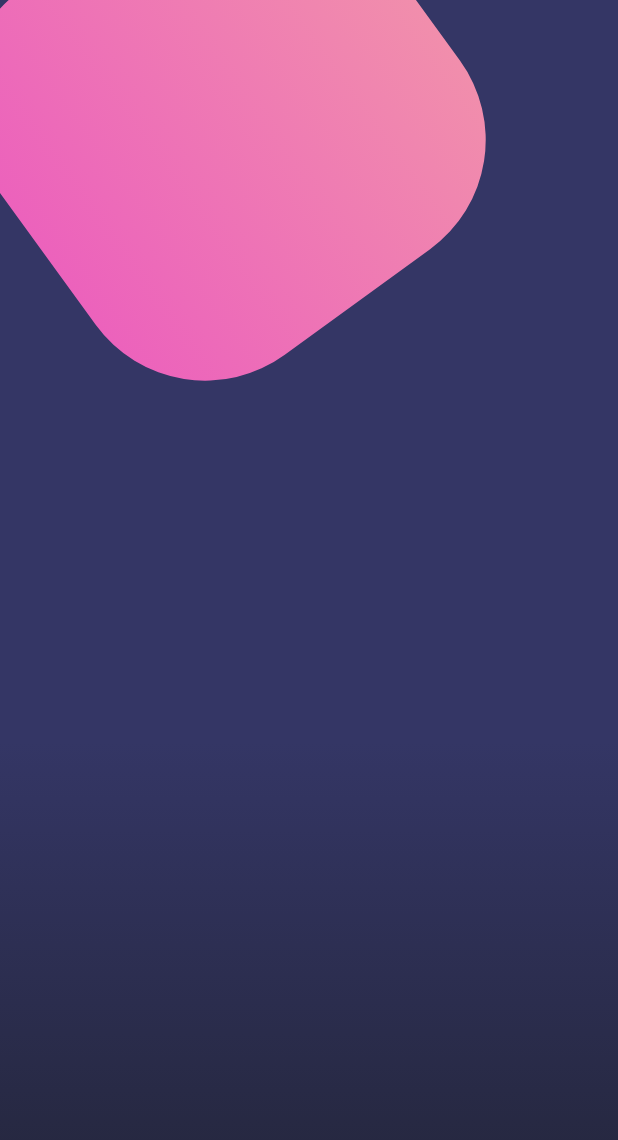
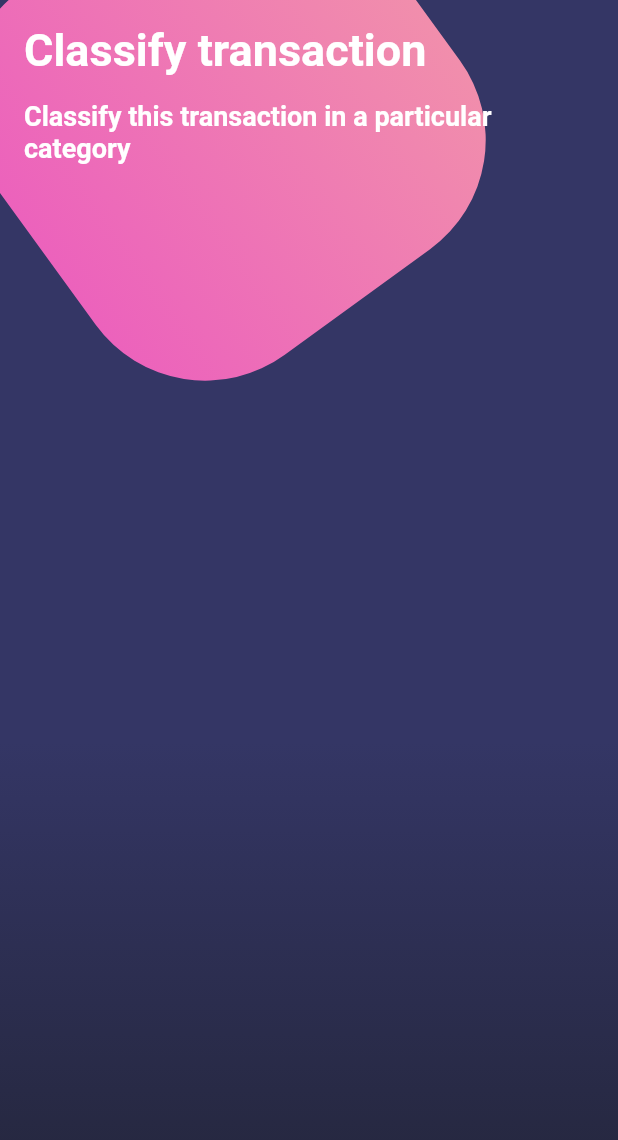
Before and after one commit to Balthair94/DesignChallenge, a Flutter app: the screen it shows after launch, on a phone screen of 412 x 824 dp. Shown: the top 1140 px of the screen. Run offline on Flutter 3.47's test engine with Material 2 defaults, Android fonts, the phone set to English and light mode, and no system bars.

```diff
--- a/lib/main.dart
+++ b/lib/main.dart
@@ -1,4 +1,5 @@
 import 'package:flutter/material.dart';
+import 'package:flutter/services.dart';
 
 import 'package:designchallenge/src/pages/basic_page.dart';
 import 'package:designchallenge/src/pages/scroll_page.dart';
@@ -9,13 +10,16 @@ void main() => runApp(MyApp());
 class MyApp extends StatelessWidget {
   @override
   Widget build(BuildContext context) {
+    SystemChrome.setSystemUIOverlayStyle(SystemUiOverlayStyle.light
+        .copyWith(statusBarColor: Color.fromRGBO(35, 37, 57, 1.0)));
+
     return MaterialApp(
       debugShowCheckedModeBanner: false,
       title: 'Design',
       initialRoute: 'buttons',
       routes: {
-        'basic'  : (BuildContext context) => BasicPage(),
-        'scroll' : (BuildContext context) => ScrollPage(),
+        'basic': (BuildContext context) => BasicPage(),
+        'scroll': (BuildContext context) => ScrollPage(),
         'buttons': (BuildContext context) => ButtonsPage(),
       },
     );
--- a/lib/src/pages/buttons_pages.dart
+++ b/lib/src/pages/buttons_pages.dart
@@ -1,6 +1,6 @@
+import 'package:flutter/material.dart';
+
 import 'dart:math';
-
-import 'package:flutter/material.dart';
 
 class ButtonsPage extends StatelessWidget {
   @override
@@ -9,6 +9,13 @@ class ButtonsPage extends StatelessWidget {
       body: Stack(
         children: <Widget>[
           _fontApp(),
+          SingleChildScrollView(
+            child: Column(
+              children: <Widget>[
+                _titles(),
+              ],
+            ),
+          )
         ],
       ),
     );
@@ -56,4 +63,26 @@ class ButtonsPage extends StatelessWidget {
       ],
     );
   }
+
+  Widget _titles() {
+    return SafeArea (
+      child: Container(
+        padding: EdgeInsets.all(16.0),
+        child: Column(
+          crossAxisAlignment: CrossAxisAlignment.start,
+          children: <Widget>[
+            Text(
+              "Classify transaction",
+              style: TextStyle(color: Colors.white, fontSize: 30.0, fontWeight: FontWeight.bold),
+            ),
+            SizedBox(height: 16.0,),
+            Text(
+              "Classify this transaction in a particular category",
+              style: TextStyle(color: Colors.white, fontSize: 18.0, fontWeight: FontWeight.bold),
+            ),
+          ],
+        ),
+      ),
+    );
+  }
 }
```
